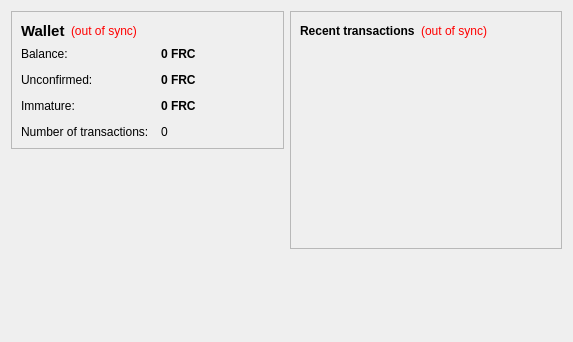
The window that src/qt/forms/overviewpage.ui (yodacoin/test) describes before a commit, drawn with Qt 5.
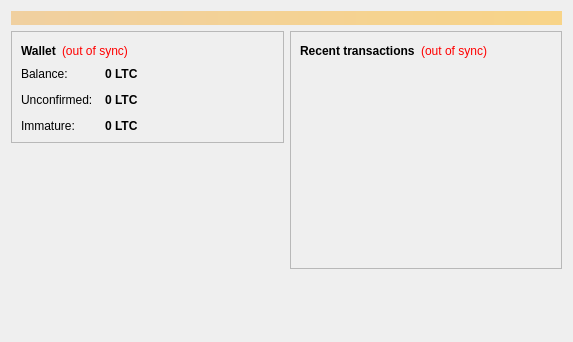
The same window after the commit.

Patch:
```diff
--- a/src/qt/forms/overviewpage.ui
+++ b/src/qt/forms/overviewpage.ui
@@ -13,6 +13,24 @@
   <property name="windowTitle">
    <string>Form</string>
   </property>
+  <layout class="QVBoxLayout" name="topLayout">
+   <item>
+    <widget class="QLabel" name="labelAlerts">
+     <property name="visible">
+      <bool>false</bool>
+     </property>
+     <property name="styleSheet">
+      <string notr="true">background-color: qlineargradient(x1: 0, y1: 0, x2: 1, y2: 0, stop:0 #F0D0A0, stop:1 #F8D488); color:#000000;</string>
+     </property>
+     <property name="wordWrap">
+      <bool>true</bool>
+     </property>
+     <property name="margin">
+      <number>3</number>
+     </property>
+    </widget>
+   </item>
+   <item>
   <layout class="QHBoxLayout" name="horizontalLayout" stretch="1,1">
    <item>
     <layout class="QVBoxLayout" name="verticalLayout_2">
@@ -31,7 +49,6 @@
            <widget class="QLabel" name="label_5">
             <property name="font">
              <font>
-              <pointsize>11</pointsize>
               <weight>75</weight>
               <bold>true</bold>
              </font>
@@ -44,7 +61,7 @@
           <item>
            <widget class="QLabel" name="labelWalletStatus">
             <property name="toolTip">
-             <string>The displayed information may be out of date. Your wallet automatically synchronizes with the testcoin network after a connection is established, but this process has not completed yet.</string>
+               <string>The displayed information may be out of date. Your wallet automatically synchronizes with the Litecoin network after a connection is established, but this process has not completed yet.</string>
             </property>
             <property name="styleSheet">
              <string notr="true">QLabel { color: red; }</string>
@@ -105,7 +122,7 @@
              <string>Your current balance</string>
             </property>
             <property name="text">
-             <string notr="true">0 FRC</string>
+               <string notr="true">0 LTC</string>
             </property>
             <property name="textInteractionFlags">
              <set>Qt::LinksAccessibleByMouse|Qt::TextSelectableByKeyboard|Qt::TextSelectableByMouse</set>
@@ -134,30 +151,13 @@
              <string>Total of transactions that have yet to be confirmed, and do not yet count toward the current balance</string>
             </property>
             <property name="text">
-             <string notr="true">0 FRC</string>
+               <string notr="true">0 LTC</string>
             </property>
             <property name="textInteractionFlags">
              <set>Qt::LinksAccessibleByMouse|Qt::TextSelectableByKeyboard|Qt::TextSelectableByMouse</set>
             </property>
            </widget>
           </item>
-          <item row="3" column="0">
-           <widget class="QLabel" name="label_2">
-            <property name="text">
-             <string>Number of transactions:</string>
-            </property>
-           </widget>
-          </item>
-          <item row="3" column="1">
-           <widget class="QLabel" name="labelNumTransactions">
-            <property name="toolTip">
-             <string>Total number of transactions in wallet</string>
-            </property>
-            <property name="text">
-             <string notr="true">0</string>
-            </property>
-           </widget>
-          </item>
           <item row="2" column="0">
            <widget class="QLabel" name="labelImmatureText">
             <property name="text">
@@ -177,7 +177,7 @@
              <string>Mined balance that has not yet matured</string>
             </property>
             <property name="text">
-             <string notr="true">0 FRC</string>
+               <string notr="true">0 LTC</string>
             </property>
             <property name="textInteractionFlags">
              <set>Qt::LinksAccessibleByMouse|Qt::TextSelectableByKeyboard|Qt::TextSelectableByMouse</set>
@@ -227,7 +227,7 @@
           <item>
            <widget class="QLabel" name="labelTransactionsStatus">
             <property name="toolTip">
-             <string>The displayed information may be out of date. Your wallet automatically synchronizes with the testcoin network after a connection is established, but this process has not completed yet.</string>
+               <string>The displayed information may be out of date. Your wallet automatically synchronizes with the Litecoin network after a connection is established, but this process has not completed yet.</string>
             </property>
             <property name="styleSheet">
              <string notr="true">QLabel { color: red; }</string>
@@ -289,6 +289,8 @@
         </size>
        </property>
       </spacer>
+       </item>
+      </layout>
      </item>
     </layout>
    </item>
```
Lines whose indentation alone changed are shown as unchanged.
